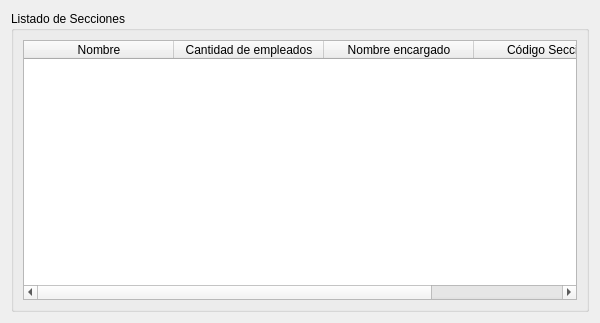
Before: the Qt Designer form src/ui/WidgetListadoSecciones2.ui in guilleurrutia10/division-transporte, drawn with Qt 5.
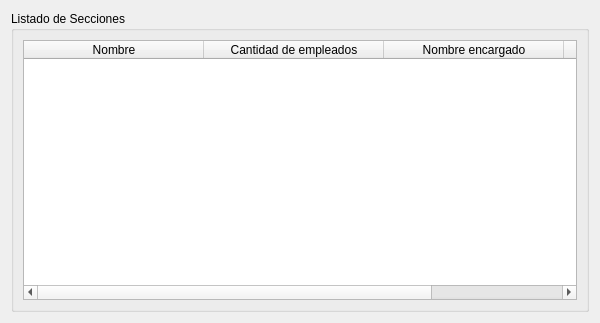
After: the same form once the commit is applied.

Commit message: Se mejoro la apriencia de la tabla en el listado de secciones

What changed in the file:
```diff
--- a/src/ui/WidgetListadoSecciones2.ui
+++ b/src/ui/WidgetListadoSecciones2.ui
@@ -23,7 +23,10 @@
       <item>
        <widget class="QTableWidget" name="tableWidgetListadoSecciones">
         <attribute name="horizontalHeaderDefaultSectionSize">
-         <number>150</number>
+         <number>180</number>
+        </attribute>
+        <attribute name="horizontalHeaderStretchLastSection">
+         <bool>true</bool>
         </attribute>
         <column>
          <property name="text">
```
The commit also changes 1 other file.
